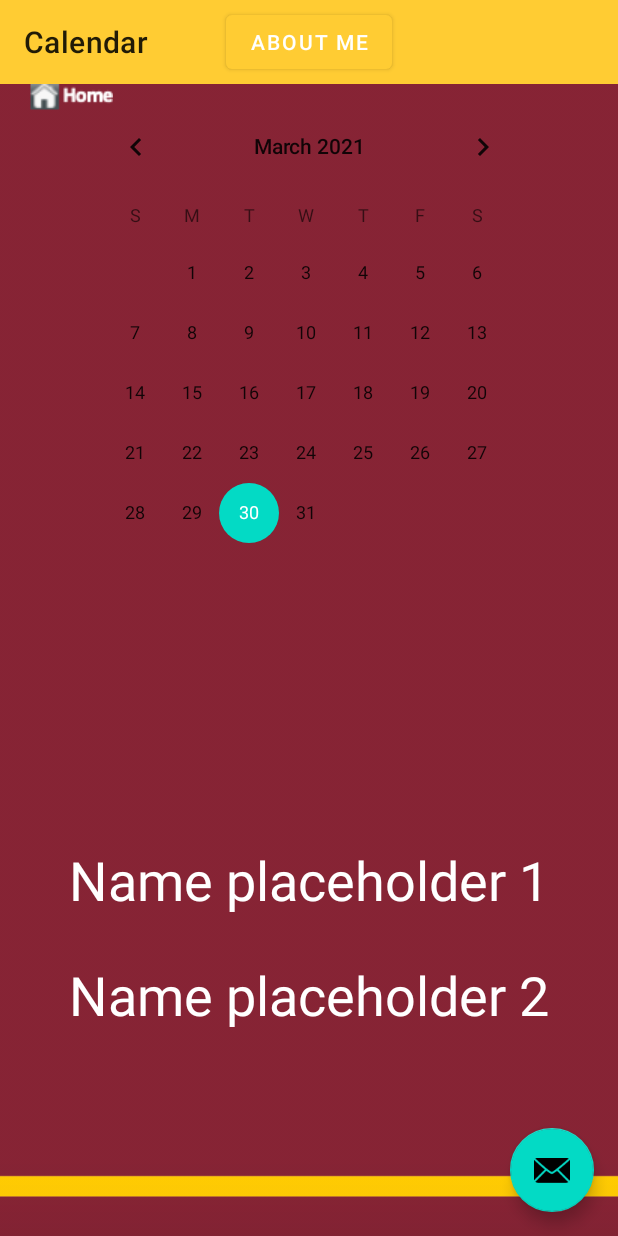
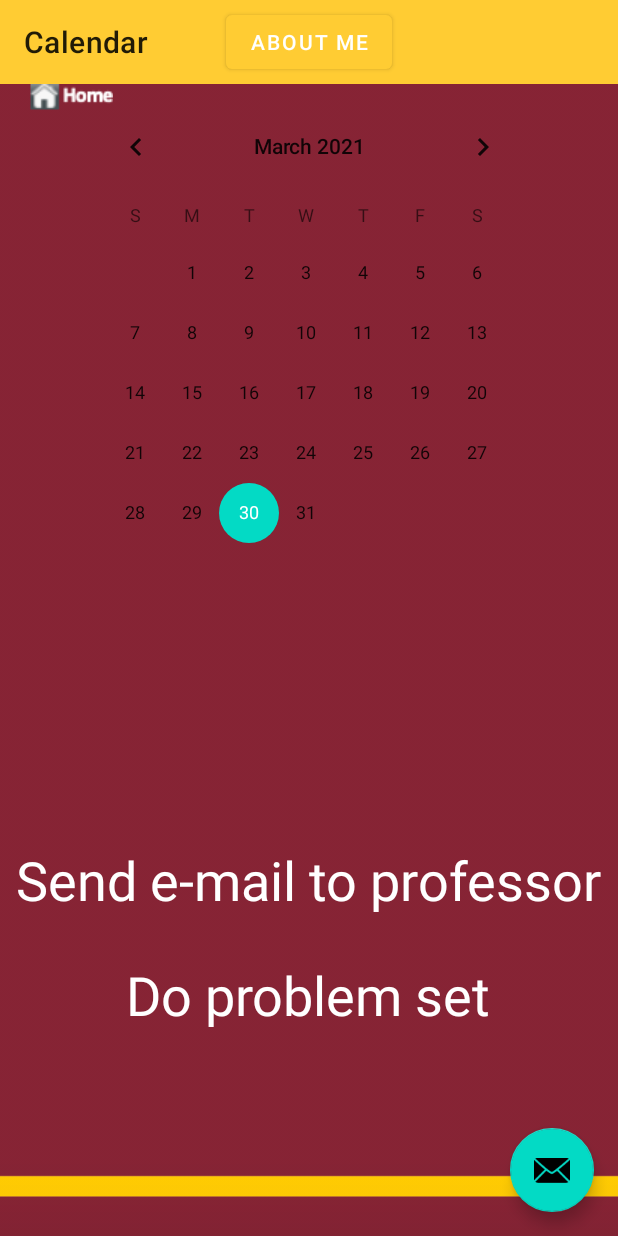
Before and after one commit to eliset2973/Schedule4U, an Android app: the screen it shows after launch (Calendar), after a tap on "CALENDAR", on a phone screen of 412 x 824 dp. Run offline under Robolectric (Android 15) with nearby library versions, the phone set to English and light mode, and no system bars.

Commit message:
replace placeholder names

```diff
--- a/Schedule4U/app/src/main/java/com/example/schedule4u/Activity_S4U_Lists.java
+++ b/Schedule4U/app/src/main/java/com/example/schedule4u/Activity_S4U_Lists.java
@@ -19,7 +19,10 @@ public class Activity_S4U_Lists implements java.io.Serializable {
                 Activity_S4U temp = new Activity_S4U();
                 temp.name = temp.name + " " + i.toString();
                 active.add(temp);
+                if(i==1) active.get(0).name = "Send e-mail to professor";
+                if(i==2) active.get(1).name = "Do problem set";
             }
+
         }
     }
 }
--- a/Schedule4U/app/src/main/java/com/example/schedule4u/MainActivity.java
+++ b/Schedule4U/app/src/main/java/com/example/schedule4u/MainActivity.java
@@ -17,7 +17,7 @@ public class MainActivity extends AppCompatActivity {
         super.onCreate(savedInstanceState);
         setContentView(R.layout.activity_main);
 
-        // this block resets data each restart
+        // this block resets data each restart if 2nd argument is set to false
         Activity_S4U_Data_Accessor accessor = new Activity_S4U_Data_Accessor(getApplicationContext(),true);
         accessor.save(getApplicationContext());
 
```
